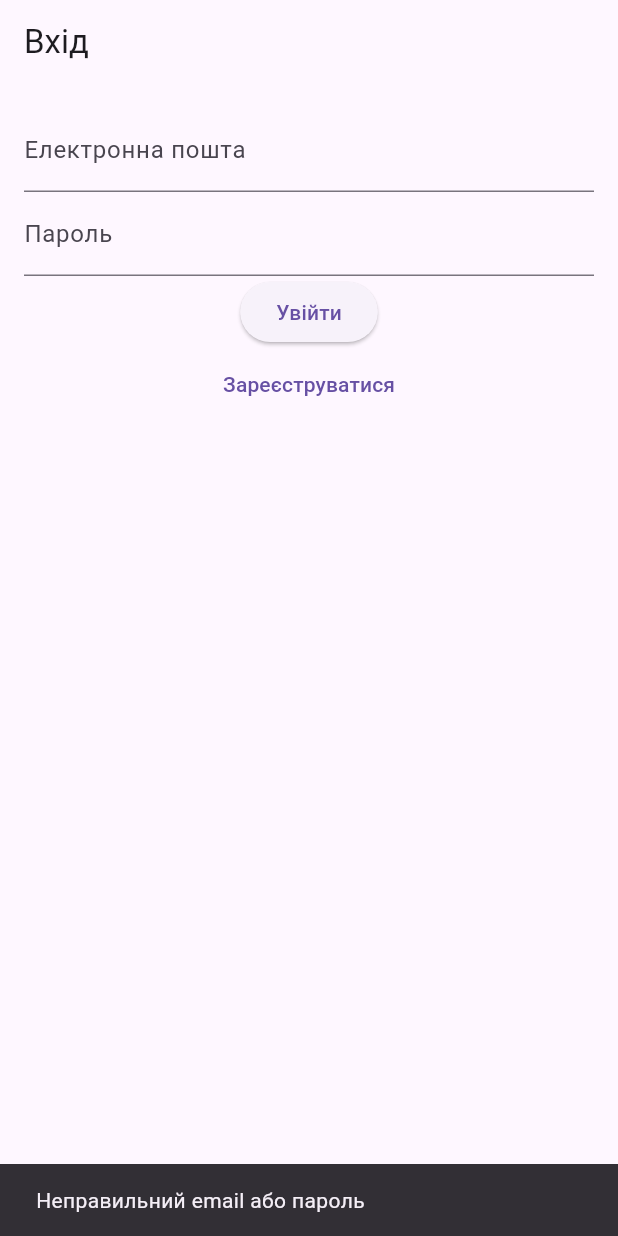
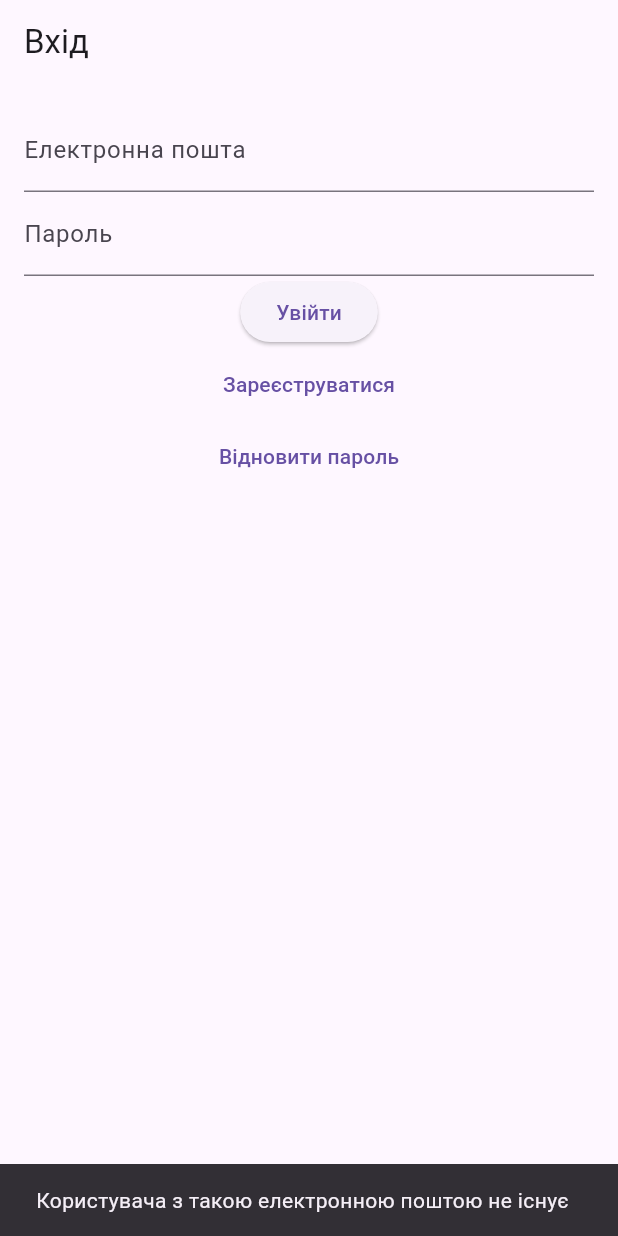
Before and after one commit to VovaLutsuk/First_mini_app, a Flutter app: the screen it shows after launch, after a tap on "Увійти", on a phone screen of 412 x 824 dp. Run offline on Flutter 3.47's test engine with Material 3 defaults, Android fonts, the phone set to English and light mode, and no system bars; our stand-ins replace email_validator, speech_to_text, sqflite; accounts and stored records are empty.

```diff
--- a/lib/autorization/login_screen.dart
+++ b/lib/autorization/login_screen.dart
@@ -20,8 +20,16 @@ class _LoginScreenState extends State<LoginScreen> {
 
     final user = await DatabaseHelper.getUserByEmail(email);
 
-    if (user != null && user['password'] == password) {
-      widget.onLogin(user['id']); // Виклик onLogin
+    if (user == null) {
+      // Якщо користувач не знайдений
+      ScaffoldMessenger.of(context).showSnackBar(
+        SnackBar(content: Text('Користувача з такою електронною поштою не існує')),
+      );
+      return;
+    }
+
+    if (user['password'] == password) {
+      widget.onLogin(user['id']); // Викликаємо onLogin
 
       ScaffoldMessenger.of(context).showSnackBar(
         SnackBar(content: Text('Вхід успішний!')),
@@ -66,6 +74,12 @@ class _LoginScreenState extends State<LoginScreen> {
               },
               child: Text('Зареєструватися'),
             ),
+            TextButton(
+              onPressed: () {
+                Navigator.pushReplacementNamed(context, '/password_recovery');
+              },
+              child: Text('Відновити пароль'),
+            ),
           ],
         ),
       ),
--- a/lib/autorization/password_recovery_screen.dart
+++ b/lib/autorization/password_recovery_screen.dart
@@ -37,9 +37,8 @@ class _PasswordRecoveryScreenState extends State<PasswordRecoveryScreen> {
               ElevatedButton(
                 onPressed: () async {
                   if (_formKey.currentState?.validate() ?? false) {
-
                     ScaffoldMessenger.of(context).showSnackBar(
-                        SnackBar(content: Text('Інструкції надіслані на вашу електронну пошту'))
+                      SnackBar(content: Text('Інструкції надіслані на вашу електронну пошту')),
                     );
                     Navigator.pushReplacementNamed(context, '/login');
                   }
--- a/lib/autorization/registration_screen.dart
+++ b/lib/autorization/registration_screen.dart
@@ -78,6 +78,12 @@ class _RegistrationScreenState extends State<RegistrationScreen> {
                 },
                 child: Text('Повернутися до входу'),
               ),
+              TextButton(
+                onPressed: () {
+                  Navigator.pushReplacementNamed(context, '/password_recovery');
+                },
+                child: Text('Відновити пароль'),
+              ),
             ],
           ),
         ),
```
